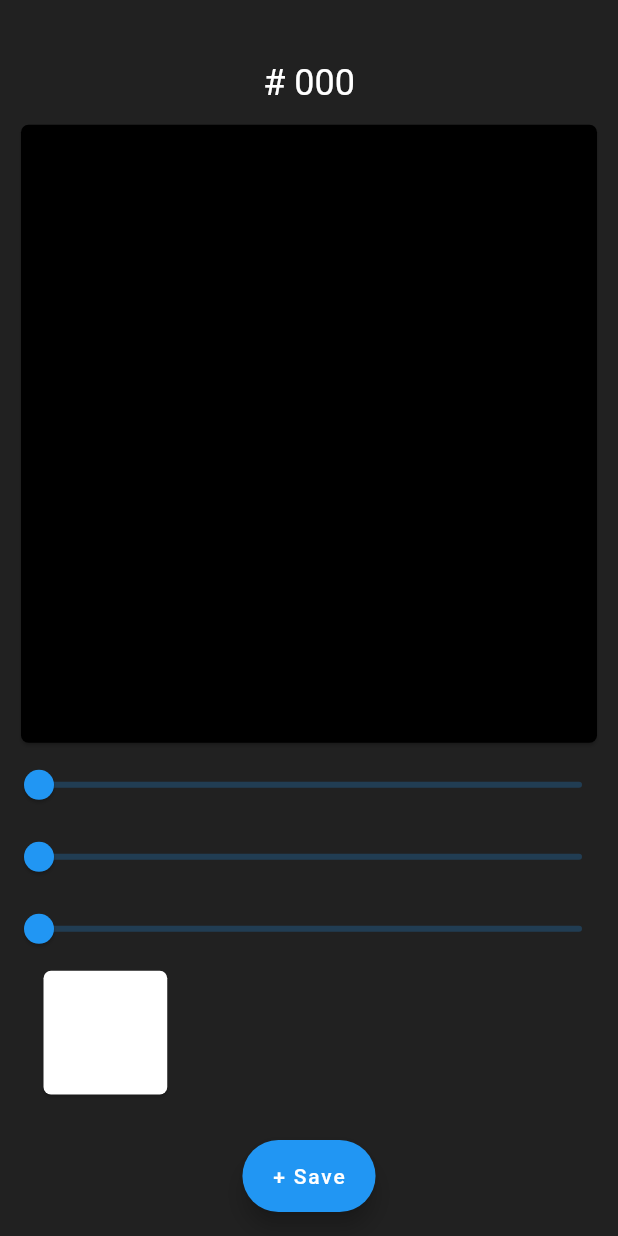
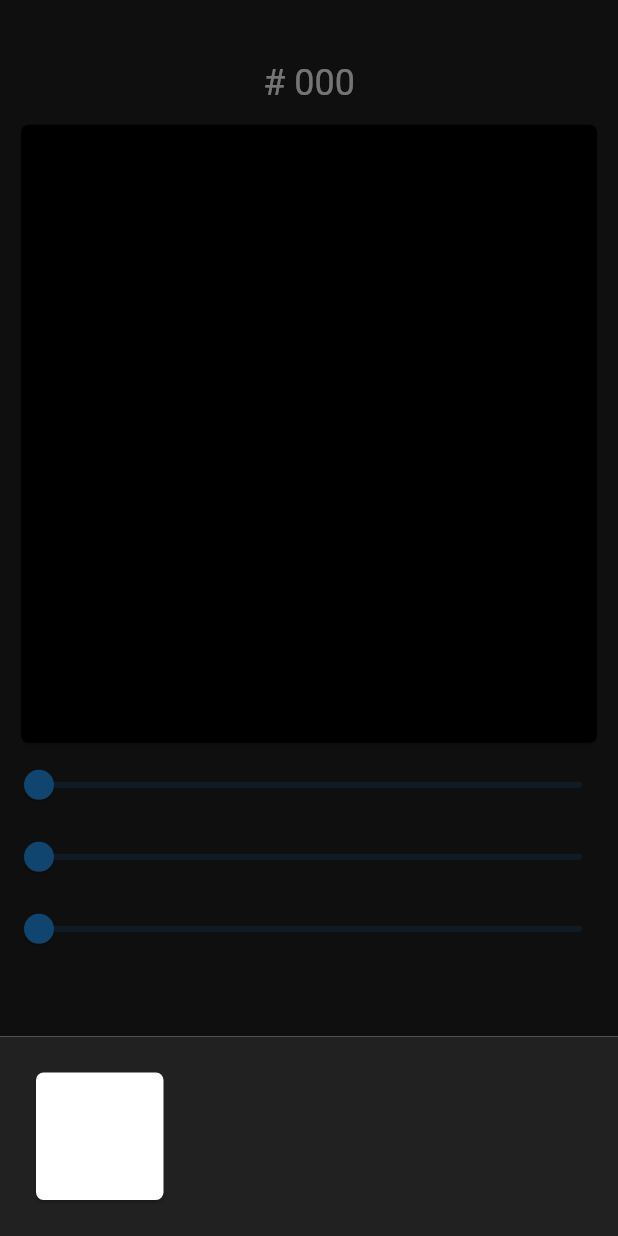
Before and after one commit to aryang117/colorApp, a Flutter app: the screen it shows after launch, after a tap on "+ Save", on a phone screen of 412 x 824 dp. Run offline on Flutter 3.47's test engine with Material 2 defaults, Android fonts, the phone set to English and light mode, and no system bars.

Commit message:
save boxes appear in the modal bottom sheet rather than being on screen

```diff
--- a/lib/Screens/home.dart
+++ b/lib/Screens/home.dart
@@ -8,6 +8,9 @@ import 'package:colorApp/Widgets/colorSlider.dart';
 ValueNotifier<int> red = ValueNotifier<int>(0);
 ValueNotifier<int> green = ValueNotifier<int>(0);
 ValueNotifier<int> blue = ValueNotifier<int>(0);
+
+//TODO: SaveBoxes should now appear in a modal sheet
+//TODO: Add Text Labels for the sliders so that user can know what values of RGB they're currently at
 
 class Home extends StatefulWidget {
   @override
@@ -25,6 +28,22 @@ class _HomeState extends State<Home> {
       i++;
       if (i > 4) i = 4;
       return i;
+    }
+
+    void _onFABPressed() {
+      showModalBottomSheet(
+        context: context,
+        builder: (context) {
+          return Container(
+              color: Color(0xff212121),
+              padding: EdgeInsets.fromLTRB(20, 20, 20, 0),
+              child: ColorSaveBoxesList(i: i));
+        },
+      );
+
+      setState(() {
+        colorBoxNumbers();
+      });
     }
 
     return ValueListenableBuilder(
@@ -53,16 +72,12 @@ class _HomeState extends State<Home> {
                           ),
                           ColorDisplay(red: red, blue: blue, green: green),
                           ColorSliders(),
-                         ColorSaveBoxesList(i: i)
                         ]),
-                        floatingActionButtonLocation: FloatingActionButtonLocation.centerFloat,
+                        floatingActionButtonLocation:
+                            FloatingActionButtonLocation.centerFloat,
                         floatingActionButton: FloatingActionButton.extended(
                           label: Text('+ Save'),
-                          onPressed: () {
-                            setState(() {
-                              colorBoxNumbers();
-                            });
-                          },
+                          onPressed: () => _onFABPressed(),
                           tooltip: 'Add Save Box',
                           // child: Icon(Icons.add),
                         ),
```
